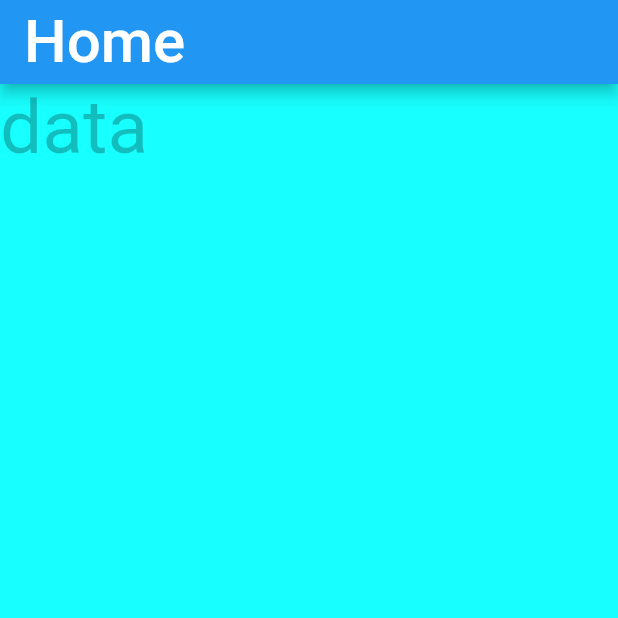
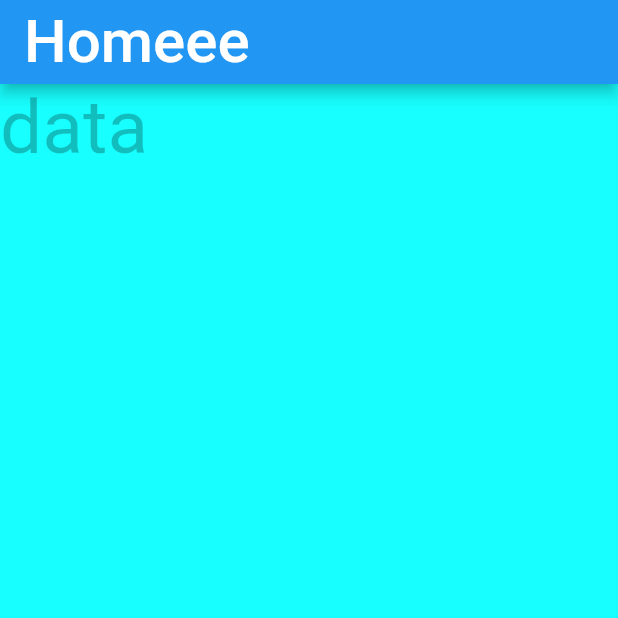
Before and after one commit to Abubakkarsiddik91/aaaaaaaaa, a Flutter app: the screen it shows after launch, on a phone screen of 412 x 824 dp, the top half of it. Run offline on Flutter 3.47's test engine with Material 2 defaults, Android fonts, the phone set to English and light mode, and no system bars.

Commit message:
init testtt

```diff
--- a/lib/homepage.dart
+++ b/lib/homepage.dart
@@ -10,7 +10,7 @@ class Homepage extends StatelessWidget {
       child: Scaffold(
         appBar: AppBar(
           title: Text(
-            "Home",
+            "Homeee",
             style: TextStyle(fontSize: 40),
           ),
         ),
```
